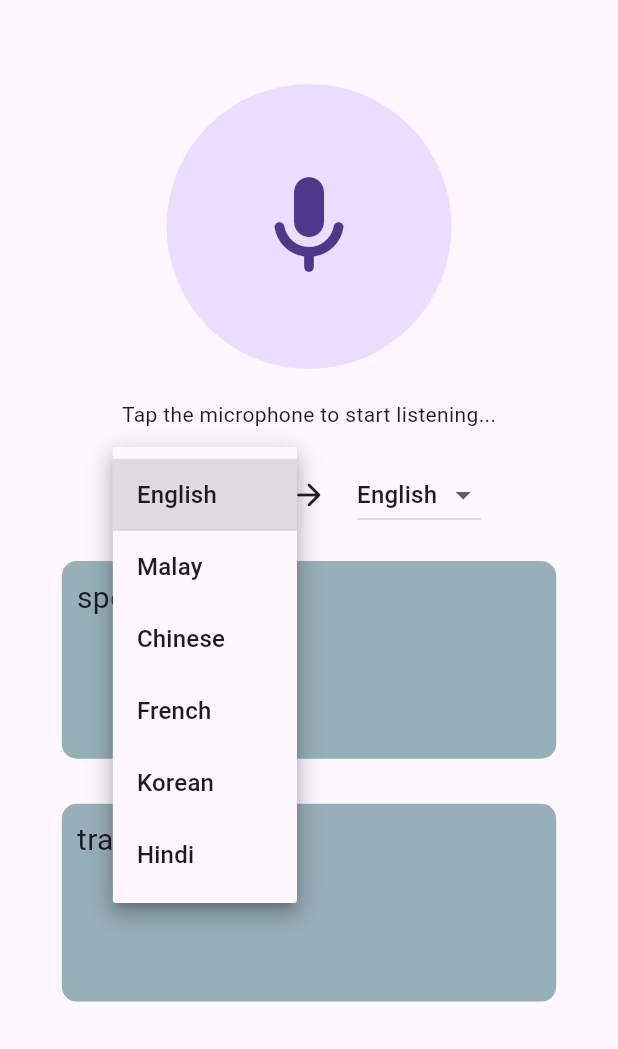
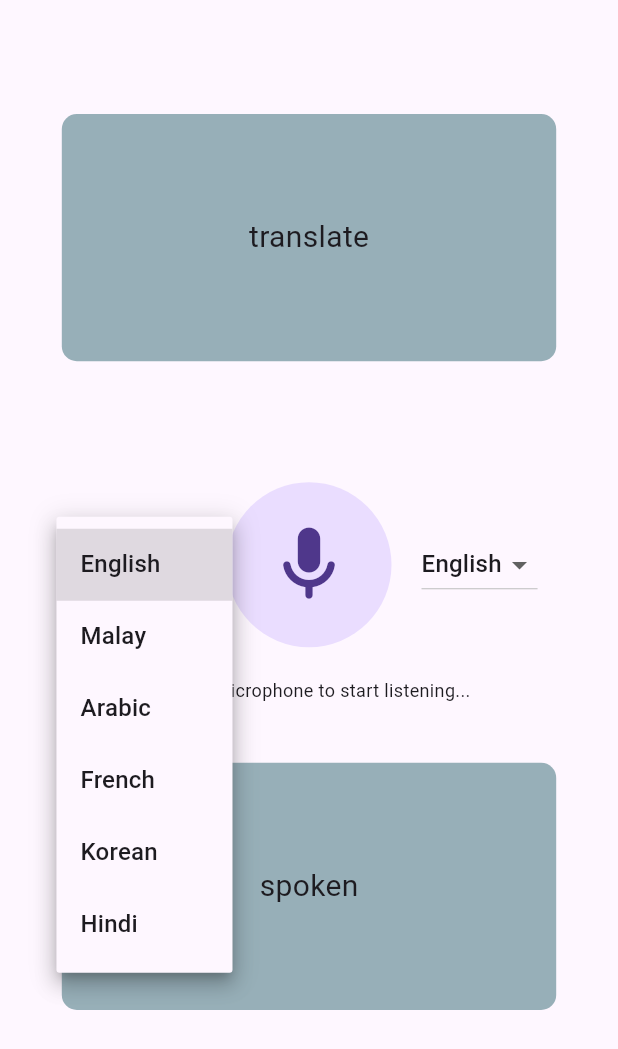
Before and after one commit to GohJiaWei/Travel, a Flutter app: the TranslatorPage screen opened directly, after a tap on "English", on a phone screen of 412 x 824 dp. Shown: the top 1049 px of the screen. Run offline on Flutter 3.47's test engine with Material 3 defaults, Android fonts, the phone set to English and light mode, and no system bars; our stand-ins replace curved_navigation_bar, dash_chat_2, flutter_gemini, google_maps_flutter, image_picker, location and 1 more; missing offline and left inert: mysql1, translator.

Commit message:
update UI translate

```diff
--- a/lib/translator/translator.dart
+++ b/lib/translator/translator.dart
@@ -94,45 +94,44 @@ class _TranslatorPageState extends State<TranslatorPage> {
       appBar: AppBar(
         automaticallyImplyLeading: false,
       ),
-      body: SingleChildScrollView(
-        scrollDirection: axisDirectionToAxis(AxisDirection.down),
-        child: Column(
-          mainAxisAlignment: MainAxisAlignment.start,
-          crossAxisAlignment: CrossAxisAlignment.center,
+      body: Column(
         children: [
-            GestureDetector(
-              onTap: () {
-                if (speechToText.isListening) {
-                  stopListening();
-                } else {
-                  startListening();
-                }
-              },
-              onLongPressCancel: () {},
-              child: CircleAvatar(
-                radius: 95,
-                child: Icon(
-                  Icons.mic_rounded,
-                  size: 80,
+          // Container for the translated text at the top
+          Container(
+            decoration: BoxDecoration(
+              borderRadius: BorderRadius.all(Radius.circular(10)),
+              color: Color(0xff97AFB8),
+            ),
+            width: MediaQuery.of(context).size.width * 0.80,
+            height: MediaQuery.of(context).size.height * 0.20,
+            margin: EdgeInsets.all(20), // Add margin for spacing
+            child: Center(
+              child: Text(
+                translatedText,
+                style: TextStyle(fontSize: 20),
               ),
             ),
           ),
-            SizedBox(height: 20),
-            Text(speechToText.isListening
-                ? "Listening..."
-                : speechEnabled
-                    ? "Tap the microphone to start listening..."
-                    : "Speech not available"),
-            SizedBox(height: 20),
+          // SizedBox to adjust space between translated text and mic area
+          // Adjust this value as needed
+          // Expanded area for mic and spoken text
+          Expanded(
+            child: Column(
+              mainAxisAlignment: MainAxisAlignment.center,
+              children: [
+                SizedBox(height: 30),
+                // Row with microphone icon and dropdown menus
                 Row(
                   mainAxisAlignment: MainAxisAlignment.center,
                   children: [
+                    // Dropdown for input language
                     DropdownButton<String>(
                       value: inputLanguage,
+
                       items: <String>[
                         'English',
                         'Malay',
-                    'Chinese',
+                        'Arabic',
                         'French',
                         'Korean',
                         'Hindi'
@@ -150,14 +149,32 @@ class _TranslatorPageState extends State<TranslatorPage> {
                       },
                     ),
                     SizedBox(width: 20),
-                Icon(Icons.arrow_forward_rounded),
+                    // Mic button
+                    GestureDetector(
+                      onTap: () {
+                        if (speechToText.isListening) {
+                          stopListening();
+                        } else {
+                          startListening();
+                        }
+                      },
+                      onLongPressCancel: () {},
+                      child: CircleAvatar(
+                        radius: 55,
+                        child: Icon(
+                          Icons.mic_rounded,
+                          size: 60,
+                        ),
+                      ),
+                    ),
                     SizedBox(width: 20),
+                    // Dropdown for output language
                     DropdownButton<String>(
                       value: outputLanguage,
                       items: <String>[
                         'English',
                         'Malay',
-                    'Chinese',
+                        'Arabic',
                         'French',
                         'Korean',
                         'Hindi'
@@ -177,72 +194,43 @@ class _TranslatorPageState extends State<TranslatorPage> {
                   ],
                 ),
                 SizedBox(height: 20),
+                // Row with listening status text
+                Row(
+                  mainAxisAlignment: MainAxisAlignment.center,
+                  children: [
+                    Text(
+                      speechToText.isListening
+                          ? "Listening..."
+                          : speechEnabled
+                              ? "Tap the microphone to start listening..."
+                              : "Speech not available",
+                      style: TextStyle(fontSize: 12),
+                    ),
+                  ],
+                ),
+                SizedBox(height: 20),
+                // Container for the spoken text at the bottom
                 Container(
                   decoration: BoxDecoration(
                     borderRadius: BorderRadius.all(Radius.circular(10)),
                     color: Color(0xff97AFB8),
                   ),
                   width: MediaQuery.of(context).size.width * 0.80,
-                height: MediaQuery.of(context).size.height * 0.16,
-                child: Row(
-                  mainAxisAlignment: MainAxisAlignment.start,
-                  children: [
-                    Column(
-                      children: [
-                        // Padding(
-                        //   padding: const EdgeInsets.all(5.0),
-                        //   child: Text(
-                        //     inputLanguage,
-                        //     style: TextStyle(
-                        //         fontSize: 15, fontWeight: FontWeight.w400),
-                        //   ),
-                        // ),
-                        Padding(
-                          padding: const EdgeInsets.all(10.0),
+                  height: MediaQuery.of(context).size.height * 0.20,
+                  margin: EdgeInsets.all(20), // Add margin for spacing
+                  child: Center(
                     child: Text(
                       wordSpoken,
                       style: TextStyle(fontSize: 20),
                     ),
                   ),
+                ),
+                SizedBox(height: 100),
               ],
-                    ),
-                  ],
-                )),
-            SizedBox(height: 30),
-            Container(
-                decoration: BoxDecoration(
-                  borderRadius: BorderRadius.all(Radius.circular(10)),
-                  color: Color(0xff97AFB8),
-                ),
-                width: MediaQuery.of(context).size.width * 0.80,
-                height: MediaQuery.of(context).size.height * 0.16,
-                child: Row(
-                  mainAxisAlignment: MainAxisAlignment.start,
-                  children: [
-                    Column(
-                      children: [
-                        // Padding(
-                        //   padding: const EdgeInsets.all(5.0),
-                        //   child: Text(
-                        //     inputLanguage,
-                        //     style: TextStyle(
-                        //         fontSize: 15, fontWeight: FontWeight.w400),
-                        //   ),
-                        // ),
-                        Padding(
-                          padding: const EdgeInsets.all(10.0),
-                          child: Text(
-                            translatedText,
-                            style: TextStyle(fontSize: 20),
             ),
           ),
         ],
       ),
-                  ],
-                )),
-          ],
-        ),
-      ),
     );
   }
 }
```
Lines whose indentation alone changed are shown as unchanged.
